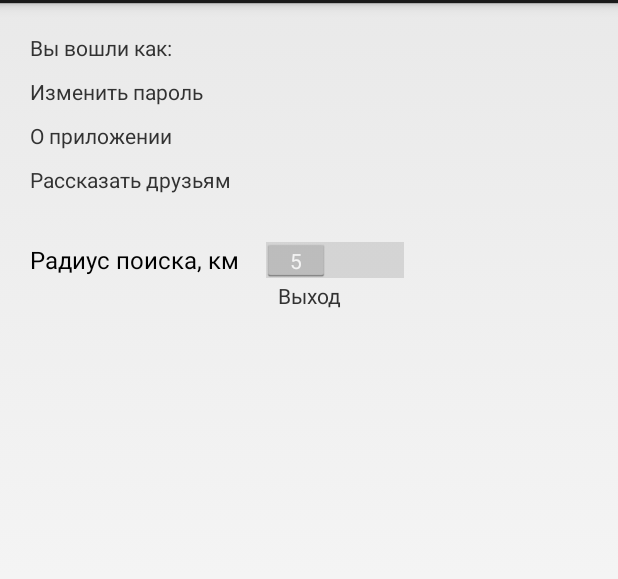
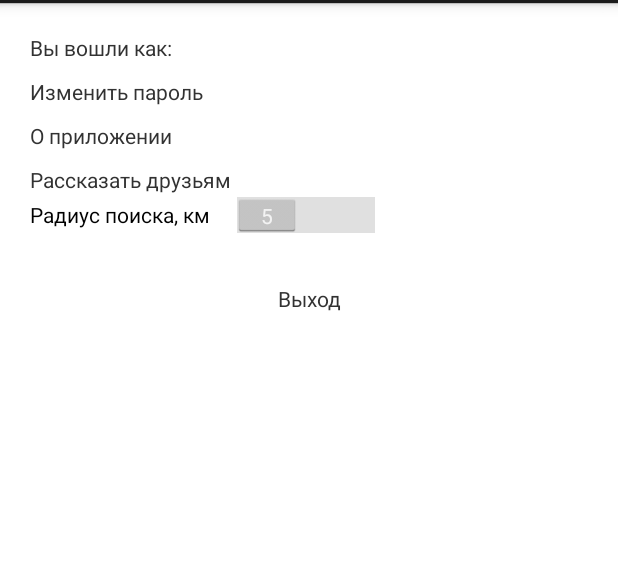
Before and after one commit to morif/Taxi_booking, an Android app: the layout fragment_settings.xml on its own in the app's theme, with its tools: preview values and no code run, on a phone screen of 412 x 824 dp, the part 69-648 px from its top. Run offline under Robolectric (Android 15) with nearby library versions, the phone set to English and light mode, and no system bars.

Commit message:
20.11.14 sasha 14:10

```diff
--- a/app/src/main/java/ch/crut/taxi/utils/WishObjects.java
+++ b/app/src/main/java/ch/crut/taxi/utils/WishObjects.java
@@ -6,9 +6,10 @@ import android.widget.CheckBox;
  * Created by Alex on 18.11.2014.
  */
 public class WishObjects {
+
     private int ImageViewResurs;
     private int wishNameResurse;
-    private boolean isAddWish;
+    private boolean isAddWish = false;
 
     public int getImageViewResurs() {
 
--- a/app/src/main/res/layout/fragment_settings.xml
+++ b/app/src/main/res/layout/fragment_settings.xml
@@ -1,74 +1,71 @@
 <?xml version="1.0" encoding="utf-8"?>
 <LinearLayout xmlns:android="http://schemas.android.com/apk/res/android"
-    android:layout_width="match_parent"
+    android:orientation="vertical" android:layout_width="match_parent"
     android:layout_height="match_parent"
-    android:orientation="vertical"
-    android:id="@+id/layout"
-    android:padding="20dp">
+    android:padding="20dp"
+    android:background="@android:color/white">
 
     <LinearLayout
         android:layout_width="match_parent"
         android:layout_height="wrap_content"
+        android:orientation="horizontal"
         android:layout_gravity="center_vertical"
-        android:orientation="horizontal"
         android:paddingBottom="10dp">
 
-        <TextView
-            android:layout_width="match_parent"
-            android:layout_height="wrap_content"
-            android:text="@string/you_entry" />
+    <TextView
+        android:layout_width="match_parent"
+        android:layout_height="wrap_content"
+        android:text="@string/you_entry"/>
 
         <TextView
-            android:id="@+id/loginTextView"
+            android:id="@+id/fragmentSettingsLoginTextView"
+            android:paddingLeft="10dp"
             android:layout_width="match_parent"
-            android:layout_height="wrap_content"
-            android:paddingLeft="10dp" />
+            android:layout_height="wrap_content" />
 
     </LinearLayout>
-
     <TextView
-        android:id="@+id/changePasswordTextView"
+        android:id="@+id/fragmentSettingsChangePasswordTextView"
         android:layout_width="match_parent"
         android:layout_height="wrap_content"
-        android:paddingBottom="10dp"
-        android:text="@string/change_password" />
-
+        android:text="@string/change_password"
+        android:paddingBottom="10dp"/>
     <TextView
-        android:id="@+id/byAppTextView"
+        android:id="@+id/fragmentSettingsByAppTextView"
         android:layout_width="match_parent"
         android:layout_height="wrap_content"
-        android:paddingBottom="10dp"
-        android:text="@string/by_app" />
-
+        android:text="@string/by_app"
+        android:paddingBottom="10dp"/>
     <TextView
-        android:id="@+id/tellFriendstExtView"
+        android:id="@+id/fragmentSettingsTellFriendstExitView"
         android:layout_width="match_parent"
         android:layout_height="wrap_content"
-        android:paddingBottom="10dp"
-        android:text="@string/tell_friends" />
+        android:text="@string/tell_friends"/>
+
+
 
     <Switch
-        android:id="@+id/switcher"
+        android:id="@+id/fragmentSettingsSwitcher"
         android:layout_width="wrap_content"
         android:layout_height="wrap_content"
-        android:layout_alignParentLeft="true"
-        android:layout_alignParentTop="true"
-        android:layout_marginTop="20dp"
+        android:layout_marginBottom="32dip"
         android:text="@string/radius_search"
+        android:textOn="10"
         android:textOff="5"
-        android:textOn="10" />
+        android:textSize="14sp"/>
+
 
     <LinearLayout
         android:layout_width="match_parent"
         android:layout_height="wrap_content"
         android:orientation="horizontal">
 
-        <TextView
-            android:id="@+id/exitTextView"
-            android:layout_width="match_parent"
-            android:layout_height="match_parent"
-            android:gravity="center_horizontal"
-            android:text="@string/exit" />
+    <TextView
+        android:id="@+id/fragmentSettingsExitTextView"
+        android:layout_width="match_parent"
+        android:layout_height="match_parent"
+        android:text="@string/exit"
+        android:gravity="center_horizontal"/>
 
 
     </LinearLayout>
```
Also changed, not shown: app/src/main/java/ch/crut/taxi/fragments/FragmentSettings.java (+55 -33 lines).
